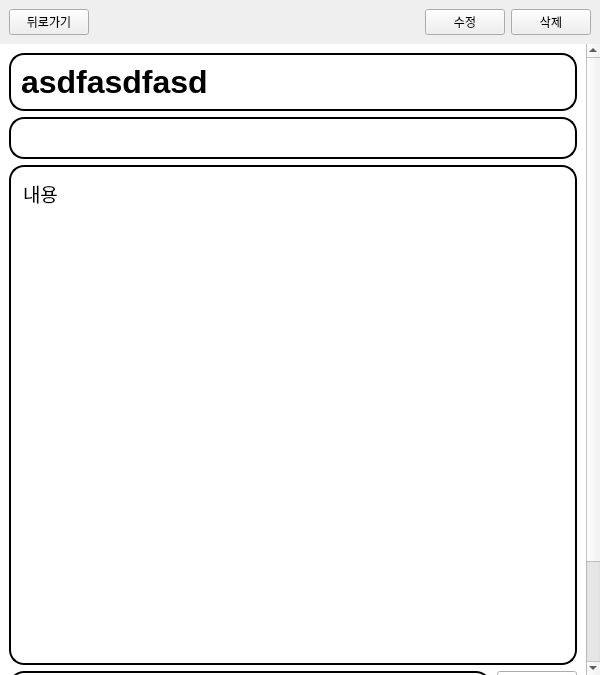
Old version of the form ui/postwidget.ui in the repository sm136599/VEDA_Qt_blog_client.
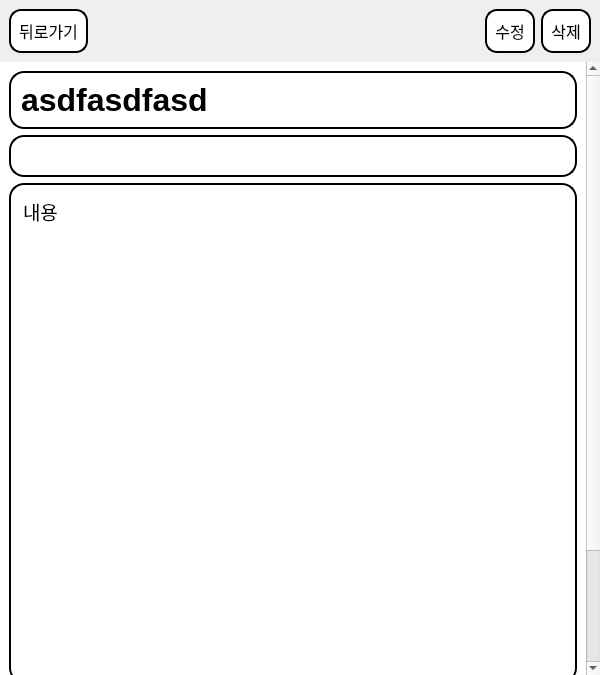
New version of the form.

Commit message: design: 디자인 통일

Diff of the .ui file:
```diff
--- a/ui/postwidget.ui
+++ b/ui/postwidget.ui
@@ -14,7 +14,20 @@
    <string>Form</string>
   </property>
   <property name="styleSheet">
-   <string notr="true"/>
+   <string notr="true">QPushButton {
+border: 2px solid black;
+border-radius: 12px;
+background-color: white;
+padding: 8px;
+}
+
+QPushButton:hover {
+background-color: rgb(235, 235, 235);
+}
+
+QPushButton:pressed {
+background-color: rgb(215, 215, 215);
+}</string>
   </property>
   <layout class="QVBoxLayout" name="verticalLayout" stretch="0,1">
    <property name="spacing">
@@ -37,6 +50,11 @@
      <layout class="QHBoxLayout" name="horizontalLayout">
       <item>
        <widget class="QPushButton" name="backButton">
+        <property name="font">
+         <font>
+          <pointsize>12</pointsize>
+         </font>
+        </property>
         <property name="text">
          <string>뒤로가기</string>
         </property>
@@ -57,6 +75,11 @@
       </item>
       <item>
        <widget class="QPushButton" name="editButton">
+        <property name="font">
+         <font>
+          <pointsize>12</pointsize>
+         </font>
+        </property>
         <property name="text">
          <string>수정</string>
         </property>
@@ -64,6 +87,11 @@
       </item>
       <item>
        <widget class="QPushButton" name="deleteButton">
+        <property name="font">
+         <font>
+          <pointsize>12</pointsize>
+         </font>
+        </property>
         <property name="text">
          <string>삭제</string>
         </property>
@@ -90,7 +118,7 @@
       <property name="geometry">
        <rect>
         <x>0</x>
-        <y>0</y>
+        <y>-152</y>
         <width>583</width>
         <height>767</height>
        </rect>
@@ -114,12 +142,25 @@
 background-color: white;
 padding: 8px;
 }
-QWidget {
-background-color: white;
-}
 QPushButton {
-background-color: none;
-}</string>
+border: 2px solid black;
+border-radius: 12px;
+background-color: white;
+padding: 8px;
+}
+
+QPushButton:hover {
+background-color: rgb(235, 235, 235);
+}
+
+QPushButton:pressed {
+background-color: rgb(215, 215, 215);
+}
+
+QWidget {
+background-color: white;
+}
+</string>
       </property>
       <layout class="QVBoxLayout" name="verticalLayout_2" stretch="0,0,1,0">
        <item>
@@ -256,6 +297,9 @@
               <verstretch>0</verstretch>
              </sizepolicy>
             </property>
+            <property name="styleSheet">
+             <string notr="true"/>
+            </property>
             <property name="text">
              <string>댓글 달기</string>
             </property>
```
The commit also changes 7 other files.
